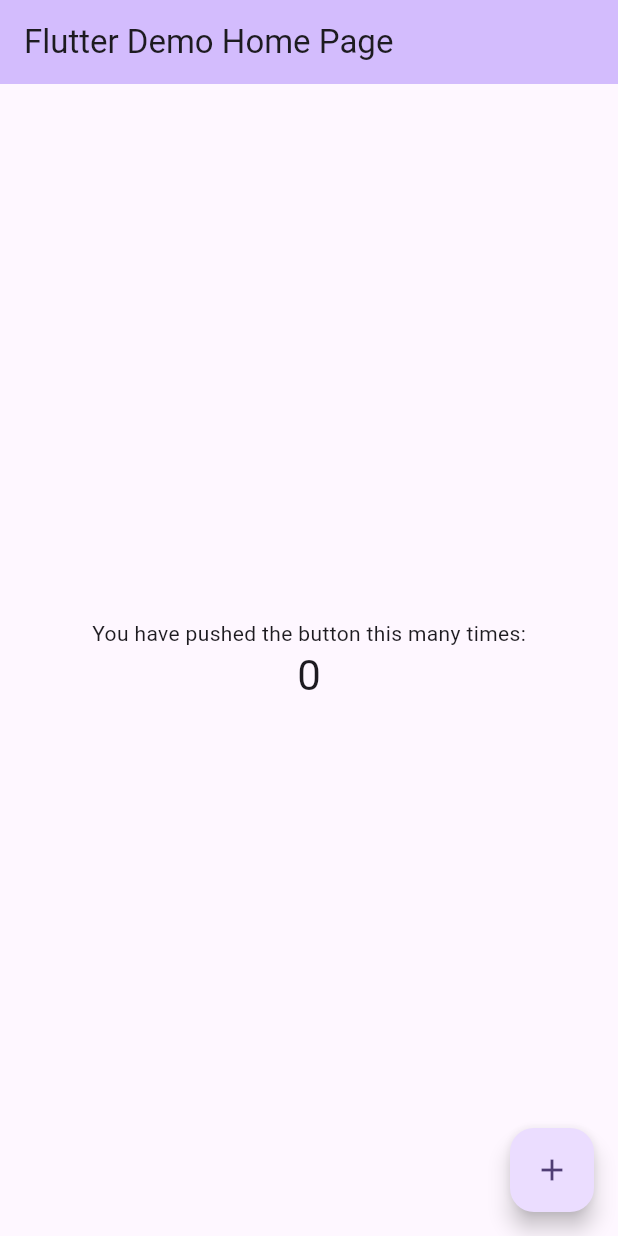
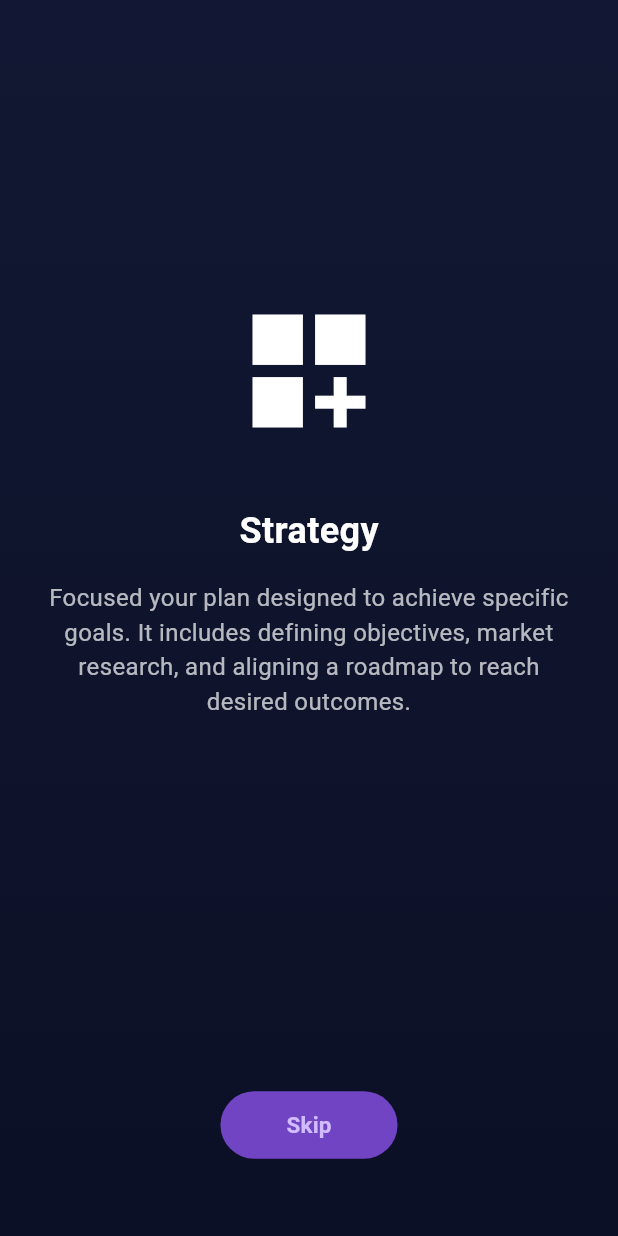
Before and after one commit to Sachin-Advait/omniview, a Flutter app: the screen it shows after launch, on a phone screen of 412 x 824 dp. Run offline on Flutter 3.47's test engine with Material 3 defaults, Android fonts, the phone set to English and light mode, and no system bars; our stand-ins replace dio, equatable, flutter_bloc, flutter_screenutil, get_storage, go_router.

Commit message:
Created splash and onboarding screens.

```diff
--- /dev/null
+++ b/devtools_options.yaml
@@ -0,0 +1,3 @@
+description: This file stores settings for Dart & Flutter DevTools.
+documentation: https://docs.flutter.dev/tools/devtools/extensions#configure-extension-enablement-states
+extensions:
--- a/lib/config/assets/app_images.dart
+++ b/lib/config/assets/app_images.dart
@@ -1,3 +1,5 @@
 class AppImages {
   static const String appLogo = 'assets/images/app_logo.png';
+  static const String splashLogo = 'assets/images/splash_logo.png';
+  static const String splashEffect = 'assets/images/splash_effect.png';
 }
--- a/lib/config/theme/app_colors.dart
+++ b/lib/config/theme/app_colors.dart
@@ -1,7 +1,7 @@
 import 'dart:ui';
 
 class AppColors {
-  static const primary = Color(0xFF2083D2);
+  static const primary = Color(0xFF7044c3);
   static const secondary = Color(0xFF8BC540);
   static const background = Color(0xFFeeeeee);
   static const white = Color(0xffFFFFFF);
--- a/lib/config/theme/app_theme.dart
+++ b/lib/config/theme/app_theme.dart
@@ -4,7 +4,7 @@ import 'package:omniview/config/theme/app_colors.dart';
 
 class AppThemes {
   static final ThemeData appTheme = ThemeData(
-    brightness: Brightness.light,
+    brightness: Brightness.dark,
     scaffoldBackgroundColor: AppColors.background,
     appBarTheme: const AppBarTheme(
       systemOverlayStyle: SystemUiOverlayStyle(
--- a/lib/main.dart
+++ b/lib/main.dart
@@ -1,122 +1,58 @@
+import 'dart:async';
+
 import 'package:flutter/material.dart';
+import 'package:flutter/services.dart';
+import 'package:flutter_screenutil/flutter_screenutil.dart';
+import 'package:get_storage/get_storage.dart';
+import 'package:omniview/common/constants/app_strings.dart';
+import 'package:omniview/config/theme/app_theme.dart';
+import 'package:omniview/routes/pages.dart';
 
-void main() {
+Future<void> main() async {
+  WidgetsFlutterBinding.ensureInitialized();
+
+  await GetStorage.init();
+
+  await SystemChrome.setPreferredOrientations([DeviceOrientation.portraitUp]);
+
+
   runApp(const MyApp());
 }
 
 class MyApp extends StatelessWidget {
   const MyApp({super.key});
 
-  // This widget is the root of your application.
   @override
   Widget build(BuildContext context) {
-    return MaterialApp(
-      title: 'Flutter Demo',
-      theme: ThemeData(
-        // This is the theme of your application.
-        //
-        // TRY THIS: Try running your application with "flutter run". You'll see
-        // the application has a purple toolbar. Then, without quitting the app,
-        // try changing the seedColor in the colorScheme below to Colors.green
-        // and then invoke "hot reload" (save your changes or press the "hot
-        // reload" button in a Flutter-supported IDE, or press "r" if you used
-        // the command line to start the app).
-        //
-        // Notice that the counter didn't reset back to zero; the application
-        // state is not lost during the reload. To reset the state, use hot
-        // restart instead.
-        //
-        // This works for code too, not just values: Most code changes can be
-        // tested with just a hot reload.
-        colorScheme: ColorScheme.fromSeed(seedColor: Colors.deepPurple),
+    return LayoutBuilder(
+      builder: (context, BoxConstraints constraints) => ScreenUtilInit(
+        designSize: Size(constraints.maxWidth, constraints.maxHeight),
+        minTextAdapt: true,
+        builder: (context, child) {
+          return MaterialApp.router(
+            routerConfig: Pages.router,
+            title: AppStrings.appTitle,
+            debugShowCheckedModeBanner: false,
+            // builder: (context, widget) {
+            //   EasyLoading.instance
+            //     ..indicatorType = EasyLoadingIndicatorType.doubleBounce
+            //     ..loadingStyle = EasyLoadingStyle.light
+            //     ..indicatorSize = 45.0
+            //     ..radius = 10.0
+            //     ..progressColor = Colors.yellow
+            //     ..backgroundColor = Colors.green
+            //     ..indicatorColor = Colors.yellow
+            //     ..textColor = Colors.yellow
+            //     ..maskColor = Colors.blue.withOpacity(0.5)
+            //     ..userInteractions = false
+            //     ..dismissOnTap = false;
+            //   return EasyLoading.init(builder: BotToastInit())(context, widget);
+            // },
+            // navigatorObservers: [BotToastNavigatorObserver()],
+            theme: AppThemes.appTheme,
+          );
+        },
       ),
-      home: const MyHomePage(title: 'Flutter Demo Home Page'),
     );
   }
 }
-
-class MyHomePage extends StatefulWidget {
-  const MyHomePage({super.key, required this.title});
-
-  // This widget is the home page of your application. It is stateful, meaning
-  // that it has a State object (defined below) that contains fields that affect
-  // how it looks.
-
-  // This class is the configuration for the state. It holds the values (in this
-  // case the title) provided by the parent (in this case the App widget) and
-  // used by the build method of the State. Fields in a Widget subclass are
-  // always marked "final".
-
-  final String title;
-
-  @override
-  State<MyHomePage> createState() => _MyHomePageState();
-}
-
-class _MyHomePageState extends State<MyHomePage> {
-  int _counter = 0;
-
-  void _incrementCounter() {
-    setState(() {
-      // This call to setState tells the Flutter framework that something has
-      // changed in this State, which causes it to rerun the build method below
-      // so that the display can reflect the updated values. If we changed
-      // _counter without calling setState(), then the build method would not be
-      // called again, and so nothing would appear to happen.
-      _counter++;
-    });
-  }
-
-  @override
-  Widget build(BuildContext context) {
-    // This method is rerun every time setState is called, for instance as done
-    // by the _incrementCounter method above.
-    //
-    // The Flutter framework has been optimized to make rerunning build methods
-    // fast, so that you can just rebuild anything that needs updating rather
-    // than having to individually change instances of widgets.
-    return Scaffold(
-      appBar: AppBar(
-        // TRY THIS: Try changing the color here to a specific color (to
-        // Colors.amber, perhaps?) and trigger a hot reload to see the AppBar
-        // change color while the other colors stay the same.
-        backgroundColor: Theme.of(context).colorScheme.inversePrimary,
-        // Here we take the value from the MyHomePage object that was created by
-        // the App.build method, and use it to set our appbar title.
-        title: Text(widget.title),
-      ),
-      body: Center(
-        // Center is a layout widget. It takes a single child and positions it
-        // in the middle of the parent.
-        child: Column(
-          // Column is also a layout widget. It takes a list of children and
-          // arranges them vertically. By default, it sizes itself to fit its
-          // children horizontally, and tries to be as tall as its parent.
-          //
-          // Column has various properties to control how it sizes itself and
-          // how it positions its children. Here we use mainAxisAlignment to
-          // center the children vertically; the main axis here is the vertical
-          // axis because Columns are vertical (the cross axis would be
-          // horizontal).
-          //
-          // TRY THIS: Invoke "debug painting" (choose the "Toggle Debug Paint"
-          // action in the IDE, or press "p" in the console), to see the
-          // wireframe for each widget.
-          mainAxisAlignment: MainAxisAlignment.center,
-          children: <Widget>[
-            const Text('You have pushed the button this many times:'),
-            Text(
-              '$_counter',
-              style: Theme.of(context).textTheme.headlineMedium,
-            ),
-          ],
-        ),
-      ),
-      floatingActionButton: FloatingActionButton(
-        onPressed: _incrementCounter,
-        tooltip: 'Increment',
-        child: const Icon(Icons.add),
-      ), // This trailing comma makes auto-formatting nicer for build methods.
-    );
-  }
-}
--- /dev/null
+++ b/lib/modules/onboarding/onboarding.dart
@@ -0,0 +1,144 @@
+import 'package:flutter/material.dart';
+import 'package:go_router/go_router.dart';
+import 'package:omniview/config/theme/app_colors.dart';
+import 'package:omniview/routes/routes.dart';
+
+class OnboardingPageData {
+  final String title;
+  final String description;
+  final IconData icon; // Or you can use AssetImage if you want
+
+  OnboardingPageData({
+    required this.title,
+    required this.description,
+    required this.icon,
+  });
+}
+
+final onboardingPages = [
+  OnboardingPageData(
+    title: 'Strategy',
+    description:
+        'Focused your plan designed to achieve specific goals. It includes defining objectives, market research, and aligning a roadmap to reach desired outcomes.',
+    icon: Icons.dashboard_customize,
+  ),
+  OnboardingPageData(
+    title: 'Finance',
+    description:
+        'Manage your money and assets, including budgeting, saving, investing, and retirement planning to achieve financial goals.',
+    icon: Icons.analytics,
+  ),
+  OnboardingPageData(
+    title: 'Analytics',
+    description:
+        'Analyzing data to uncover patterns, insights, and trends to support informed decision-making, improve performance, predict outcomes, and improve efficiency.',
+    icon: Icons.start,
+  ),
+];
+
+class Onboarding extends StatefulWidget {
+  const Onboarding({super.key});
+
+  @override
+  State<Onboarding> createState() => _OnboardingState();
+}
+
+class _OnboardingState extends State<Onboarding> {
+  final PageController _controller = PageController();
+  int _currentIndex = 0;
+
+  void _nextPage() {
+    if (_currentIndex == onboardingPages.length - 1) {
+      context.goNamed(Routes.login); // Change route as needed
+    } else {
+      _controller.nextPage(
+        duration: const Duration(milliseconds: 300),
+        curve: Curves.easeInOut,
+      );
+    }
+  }
+
+  @override
+  Widget build(BuildContext context) {
+    return Scaffold(
+      body: Container(
+        decoration: const BoxDecoration(
+          gradient: LinearGradient(
+            begin: Alignment.topCenter,
+            end: Alignment.bottomCenter,
+            colors: [Color(0xFF121833), Color(0xFF0C1026)],
+          ),
+        ),
+        child: Column(
+          children: [
+            Expanded(
+              child: PageView.builder(
+                controller: _controller,
+                itemCount: onboardingPages.length,
+                onPageChanged: (index) => setState(() => _currentIndex = index),
+                itemBuilder: (context, index) {
+                  final page = onboardingPages[index];
+                  return Padding(
+                    padding: const EdgeInsets.all(24.0),
+                    child: Column(
+                      mainAxisAlignment: MainAxisAlignment.center,
+                      children: [
+                        Icon(page.icon, size: 100, color: Colors.white),
+                        const SizedBox(height: 40),
+                        Text(
+                          page.title,
+                          style: const TextStyle(
+                            fontSize: 24,
+                            fontWeight: FontWeight.bold,
+                            color: Colors.white,
+                          ),
+                        ),
+                        const SizedBox(height: 16),
+                        Text(
+                          page.description,
+                          textAlign: TextAlign.center,
+                          style: const TextStyle(
+                            fontSize: 16,
+                            color: Colors.white70,
+                          ),
+                        ),
+                      ],
+                    ),
+                  );
+                },
+              ),
+            ),
+            Padding(
+              padding: const EdgeInsets.symmetric(horizontal: 24, vertical: 50),
+              child: TextButton(
+                onPressed: _nextPage,
+                style: ElevatedButton.styleFrom(
+                  backgroundColor: AppColors.primary,
+                  padding: const EdgeInsets.symmetric(
+                    horizontal: 24,
+                    vertical: 12,
+                  ),
+                  shape: RoundedRectangleBorder(
+                    borderRadius: BorderRadius.circular(30),
+                  ),
+                ),
+                child: Padding(
+                  padding: const EdgeInsets.symmetric(horizontal: 20),
+                  child: Text(
+                    _currentIndex == onboardingPages.length - 1
+                        ? "Get Started"
+                        : "Skip",
+                    style: const TextStyle(
+                      fontSize: 15,
+                      fontWeight: FontWeight.bold,
+                    ),
+                  ),
+                ),
+              ),
+            ),
+          ],
+        ),
+      ),
+    );
+  }
+}
--- /dev/null
+++ b/lib/routes/pages.dart
@@ -0,0 +1,43 @@
+import 'package:flutter_bloc/flutter_bloc.dart';
+import 'package:go_router/go_router.dart';
+import 'package:omniview/common/utils/global_keys.dart';
+import 'package:omniview/modules/dashboard/dashboard.dart';
+import 'package:omniview/modules/login/login.dart';
+import 'package:omniview/modules/onboarding/onboarding.dart';
+import 'package:omniview/modules/splash/bloc/splash_bloc.dart';
+import 'package:omniview/modules/splash/page/splash.dart';
+import 'package:omniview/routes/default_route.dart';
+import 'package:omniview/routes/routes.dart';
+
+class Pages {
+  static final GoRouter router = GoRouter(
+    initialLocation: Routes.splash,
+    navigatorKey: GlobalKeys.navigatorKey,
+    errorBuilder: (context, state) => DefaultRoute(),
+    routes: [
+      GoRoute(
+        path: Routes.splash,
+        name: Routes.splash,
+        builder: (context, state) => BlocProvider(
+          create: (context) => SplashBloc()..add(NavigateToNextEvent()),
+          child: const Splash(),
+        ),
+      ),
+      GoRoute(
+        path: Routes.onBoarding,
+        name: Routes.onBoarding,
+        builder: (context, state) => const Onboarding(),
+      ),
+      GoRoute(
+        path: Routes.login,
+        name: Routes.login,
+        builder: (context, state) => const Login(),
+      ),
+      GoRoute(
+        path: Routes.dashboard,
+        name: Routes.dashboard,
+        builder: (context, state) => const Dashboard(),
+      ),
+    ],
+  );
+}
--- /dev/null
+++ b/lib/routes/routes.dart
@@ -0,0 +1,6 @@
+class Routes {
+  static const splash = '/splash';
+  static const onBoarding = '/onboarding';
+  static const login = '/login';
+  static const dashboard = '/dashboard';
+}
```
Also changed, not shown: lib/data/source/local/session_manager.dart (+12 -0 lines), lib/modules/dashboard/dashboard.dart (added, +10 -0 lines), lib/modules/login/login.dart (added, +10 -0 lines), lib/modules/splash/bloc/splash_bloc.dart (added, +33 -0 lines), lib/modules/splash/bloc/splash_event.dart (added, +10 -0 lines), lib/modules/splash/bloc/splash_state.dart (added, +18 -0 lines), lib/modules/splash/page/splash.dart (added, +53 -0 lines), pubspec.yaml (+8 -69 lines), assets/images/splash_effect.png (added), assets/images/splash_logo.png (added), pubspec.lock, 3 other files.
